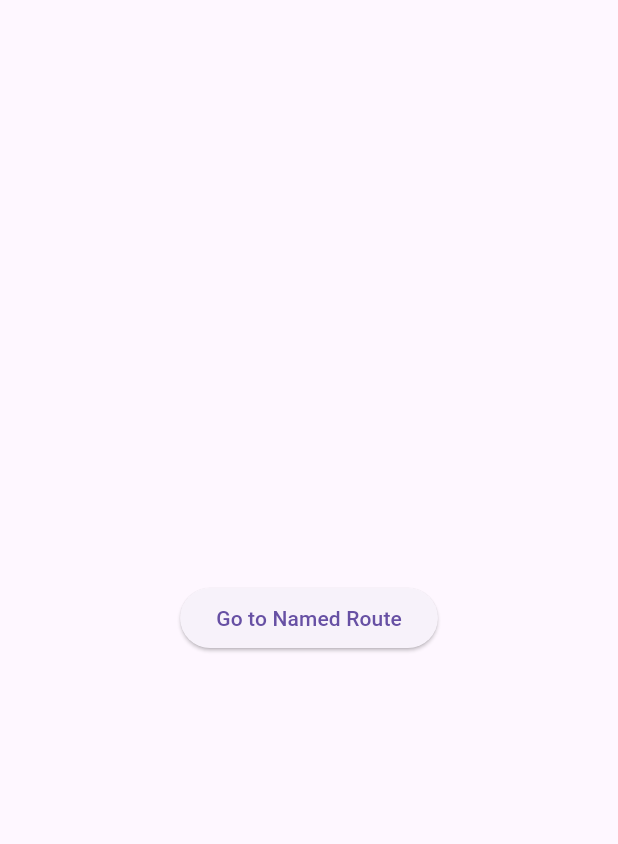
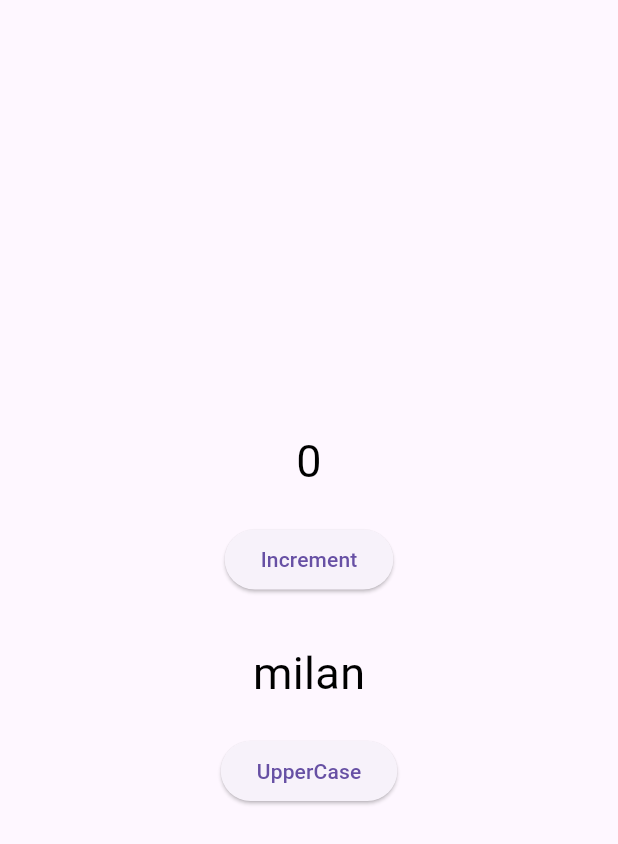
Before and after one commit to milanmaniya/getx_practice, a Flutter app: the screen it shows after launch, on a phone screen of 412 x 824 dp. Shown: the top 844 px of the screen. Run offline on Flutter 3.47's test engine with Material 2 defaults, Android fonts, the phone set to English and light mode, and no system bars; our stand-ins replace get.

Commit message:
state_management done

```diff
--- a/lib/main.dart
+++ b/lib/main.dart
@@ -1,7 +1,6 @@
 import 'package:flutter/material.dart';
 import 'package:get/get_navigation/get_navigation.dart';
-import 'package:getx_practice/bottom_modal_sheet.dart';
-import 'package:getx_practice/named_route.dart';
+import 'package:getx_practice/state_management_obx.dart';
 
 void main() {
   runApp(const MyApp());
@@ -13,24 +12,24 @@ class MyApp extends StatelessWidget {
   @override
   Widget build(BuildContext context) {
     return GetMaterialApp(
-      initialRoute: '/named',
+      // initialRoute: '/named',
 
-      getPages: [
-        GetPage(
-          name: '/named',
-          page: () => const NamedRouteDemo(),
-        ),
-        GetPage(
-          name: '/bottomsheet',
-          page: () => const BottomModalSheetDemo(),
+      // getPages: [
+      //   GetPage(
+      //     name: '/named',
+      //     page: () => const NamedRouteDemo(),
+      //   ),
+      //   GetPage(
+      //     name: '/bottomsheet',
+      //     page: () => const BottomModalSheetDemo(),
 
-        ),
-      ],
+      //   ),
+      // ],
       debugShowCheckedModeBanner: false,
       theme: ThemeData(
         useMaterial3: true,
       ),
-
+      home: const StateManagementObx(),
     );
   }
 }
--- a/lib/named_route.dart
+++ b/lib/named_route.dart
@@ -25,6 +25,7 @@ class _NamedRouteDemoState extends State<NamedRouteDemo> {
             );
             log(Get.arguments[0]);
             log(Get.parameters['name']!);
+
           },
           child: const Text('Go to Named Route'),
         ),
--- /dev/null
+++ b/lib/state_management_obx.dart
@@ -0,0 +1,72 @@
+import 'dart:developer';
+
+import 'package:flutter/material.dart';
+import 'package:get/get.dart';
+
+class StateManagementObx extends StatelessWidget {
+  const StateManagementObx({super.key});
+
+  @override
+  Widget build(BuildContext context) {
+    final student = Student();
+
+    final name = student.name;
+
+    final number = 0.obs;
+    return Scaffold(
+      body: Center(
+        child: Column(
+          mainAxisAlignment: MainAxisAlignment.center,
+          crossAxisAlignment: CrossAxisAlignment.center,
+          children: [
+            Obx(
+              () => Text(
+                number.value.toString(),
+                style: const TextStyle(
+                  color: Colors.black,
+                  fontSize: 30,
+                ),
+              ),
+            ),
+            const SizedBox(
+              height: 20,
+            ),
+            ElevatedButton(
+              onPressed: () {
+                number.value++;
+                log(number.value.toString());
+              },
+              child: const Text('Increment'),
+            ),
+            const SizedBox(
+              height: 30,
+            ),
+            Obx(
+              () => Text(
+              name.value.toString(),
+                style: const TextStyle(
+                  color: Colors.black,
+                  fontSize: 30,
+                ),
+              ),
+            ),
+            const SizedBox(
+              height: 20,
+            ),
+            ElevatedButton(
+              onPressed: () {
+                name.value= name.value.toUpperCase();
+                log(name.value.toString());
+              },
+              child: const Text('UpperCase'),
+            ),
+          ],
+        ),
+      ),
+    );
+  }
+}
+
+class Student {
+  final name = 'milan'.obs;
+}
```
